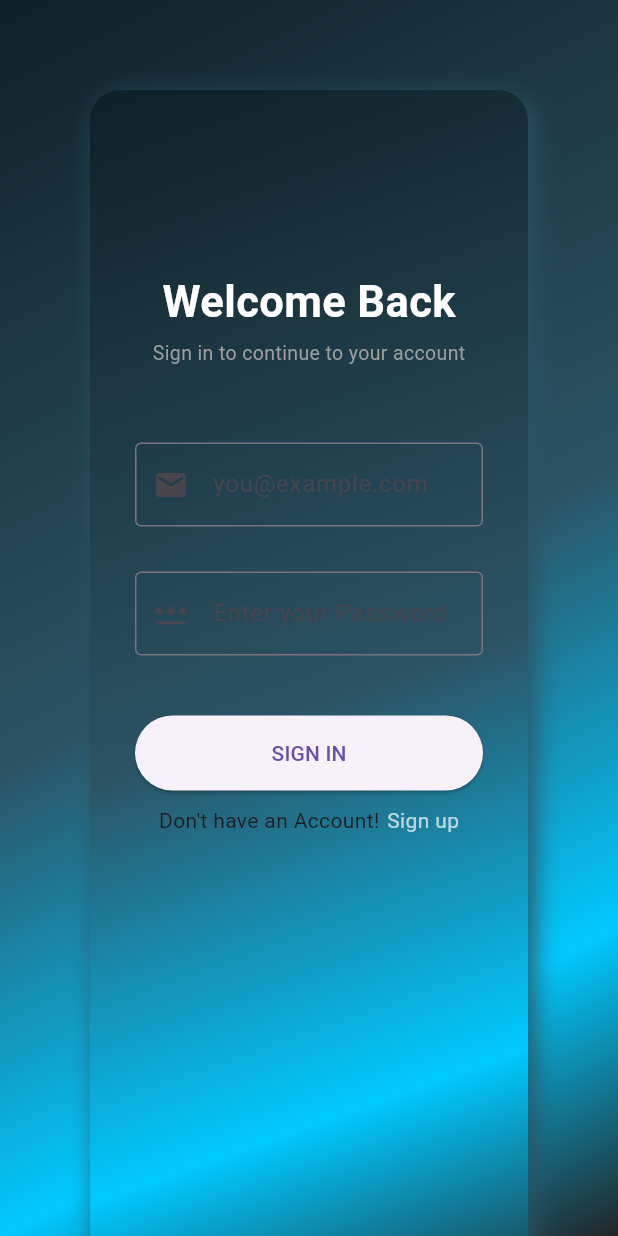
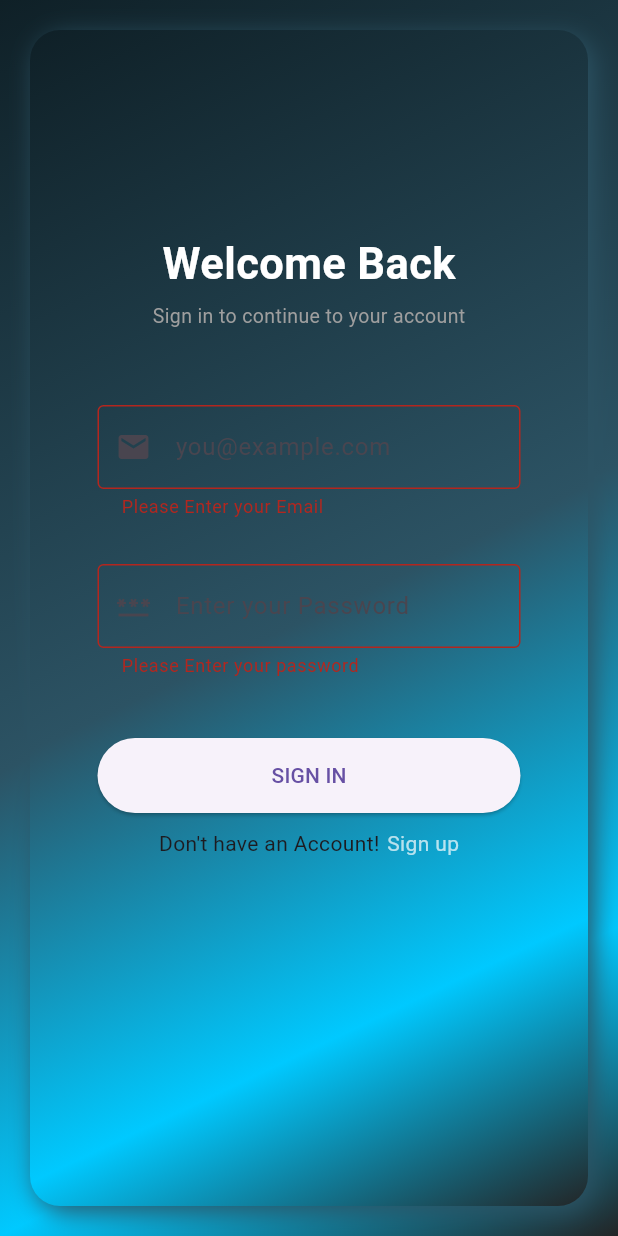
Before and after one commit to Shahzeb13/SafeCampus-AI-Powered-Security-System-Final-Year-Project-, a Flutter app: the screen it shows after launch, after a tap on "SIGN IN", on a phone screen of 412 x 824 dp. Run offline on Flutter 3.47's test engine with Material 3 defaults, Android fonts, the phone set to English and light mode, and no system bars.

Commit message:
Login mockup and functionalities completed

```diff
--- a/skillsync/lib/main.dart
+++ b/skillsync/lib/main.dart
@@ -1,6 +1,7 @@
 import 'package:flutter/material.dart';
 import 'package:skillsync/screens/login_screen.dart';
 void main(){
+
   runApp(const SkillSync());
 }
 
--- a/skillsync/lib/screens/login_screen.dart
+++ b/skillsync/lib/screens/login_screen.dart
@@ -1,17 +1,6 @@
-// 1. Define Requirements:
-//    - Email/Password fields
-//    - Login button
-//    - Validation rules
-//    - Error handling
-//    - Navigation flow
-
-// 2. Choose Architecture:
-//    - StatefulWidget for form state
-//    - GlobalKey<FormState> for form validation
-//    - TextEditingController for input handling
 
 import "package:flutter/material.dart";
-
+import 'package:skillsync/utils/validators.dart';
 
 
 class LoginScreen extends StatefulWidget{
@@ -23,6 +12,37 @@ class LoginScreen extends StatefulWidget{
 
 
 class _LoginScreenState extends State<LoginScreen> {
+
+    final GlobalKey<FormState> _formKey = GlobalKey<FormState>();
+    final TextEditingController _emailController  = TextEditingController();
+    final TextEditingController _passwordController = TextEditingController();
+
+
+    void submitForm(){
+
+      if(_formKey.currentState!.validate()){
+        print("All validatons Passed .");
+
+        String email = _emailController.text;
+        String password = _passwordController.text;
+
+        print("Email  :  $email" );
+        print("Password  $password");
+
+
+      }
+      else{
+        print("Validation Failed!!");
+      }
+    }
+
+
+
+  void despose(){
+    _emailController.dispose();
+    _passwordController.dispose();
+    super.dispose();
+    }
 
 
   @override
@@ -44,7 +64,7 @@ class _LoginScreenState extends State<LoginScreen> {
         ),
       ),
        child: SafeArea(
-        child: SingleChildScrollView(
+        child: Center(
           child: Container(
             decoration: BoxDecoration(
               gradient: LinearGradient(
@@ -70,21 +90,16 @@ class _LoginScreenState extends State<LoginScreen> {
 
             // color: Colors.yellow[100],
             width: double.infinity,
-            height: MediaQuery.of(context).size.height,
-            padding: EdgeInsets.all(30),
-            margin: EdgeInsets.all(60),
-            // decoration: BoxDecoration(
-            //   color: const Color.fromARGB(83, 179, 229, 252)!,
-            //   borderRadius: BorderRadius.circular(20),
-            //   boxShadow: [
-            //     BoxShadow(
-            //       color: const Color.fromARGB(120, 59, 46, 87),
-            //       blurRadius: 14.0,
-            //       offset: Offset(4, 4)
-            //     )
-            //   ]
-            // ),
-            child: Column(
+            constraints: BoxConstraints(maxWidth: 400),
+            // height: MediaQuery.of(context).size.height,
+            padding: EdgeInsets.all(45),
+            margin: EdgeInsets.all(20),
+
+
+
+            child: Form(
+              key: _formKey,
+              child: Column(
 
             mainAxisAlignment : MainAxisAlignment.start,
             crossAxisAlignment: CrossAxisAlignment.center,
@@ -105,18 +120,26 @@ class _LoginScreenState extends State<LoginScreen> {
 
               SizedBox(height: 50),
               TextFormField(
+                controller: _emailController,
+                validator: validateEmail,
                 decoration: InputDecoration(
                   // labelText: "Email",
                   hintText: "you@example.com",
                   prefixIcon: Icon(Icons.email),
-                  border:OutlineInputBorder()
+                  border: OutlineInputBorder(),
                 ),
               ),
+
               SizedBox(height: 30,),
+
               TextFormField(
+                controller: _passwordController,
+                validator: validatePassword,
+                obscureText: true,
                 decoration: InputDecoration(
                   hintText: "Enter your Password",
                   border: OutlineInputBorder(),
+
                   prefixIcon: Icon(Icons.password)
                 ),
               ),
@@ -125,7 +148,7 @@ class _LoginScreenState extends State<LoginScreen> {
                     width: double.infinity,
                     height: 50,
                     child: ElevatedButton(
-                      onPressed: () {},
+                      onPressed:submitForm,
                       child: Text('SIGN IN'),
                     ),
 
@@ -168,49 +191,9 @@ class _LoginScreenState extends State<LoginScreen> {
           )
         )
        )
-
-       )
+        )
      ),
+    )
     );
   }
 }
-
-
-
-
-
-//  body: SafeArea(
-//         child: SingleChildScrollView(
-//           child: Container(
-//             color: Colors.lightBlue,
-//             padding: EdgeInsets.all(100),
-//             // height: MediaQuery.of(context).size.height,
-//             height: MediaQuery.of(context).size.height,
-//             width: double.infinity,
-//             child:Column(
-//               mainAxisAlignment: MainAxisAlignment.center,
-//               crossAxisAlignment: CrossAxisAlignment.center,
-//               children  : [
-//                 Container(
-//                     color: Colors.blue[100],
-//                     padding: EdgeInsets.all(10),
-//                     child: Text(
-//                       'Welcome to Your App!',
-//                       style: TextStyle(fontSize: 24, fontWeight: FontWeight.bold),
-//                       textAlign: TextAlign.center, // 🎯 Centers text inside container
-//                     ),
-//                   ),
-//                   SizedBox(height: 20),
-//                   Container(
-//                     color: Colors.green[100],
-//                     padding: EdgeInsets.all(10),
-//                     child: Text(
-//                       'You are now a Flutter Padawan!',
-//                       style: TextStyle(fontSize: 16, color: Colors.grey),
-//                       textAlign: TextAlign.center,
-//                     ),
-//                   )
-//               ]
-//             )
-//           ),
-//         ),
--- a/skillsync/lib/utils/validators.dart
+++ b/skillsync/lib/utils/validators.dart
@@ -0,0 +1,21 @@
+String? validateEmail(String? value){
+  print('📧 Flutter automatically called validateEmail with: "$value"');
+  if(value == null || value.isEmpty){
+    return "Please Enter your Email";
+  }
+  if(!value.contains("@")){
+    return "Please Enter a valid Email";
+  }
+}
+
+
+String? validatePassword(String? value){
+  print('🔒 Flutter automatically called validatePassword with: "$value"');
+  if(value == null  || value.isEmpty){
+    return "Please Enter your password";
+  }
+  if( value.length < 6){
+    return "Password must be greater than 6 characters";
+  }
+  return  null;
+}
```
